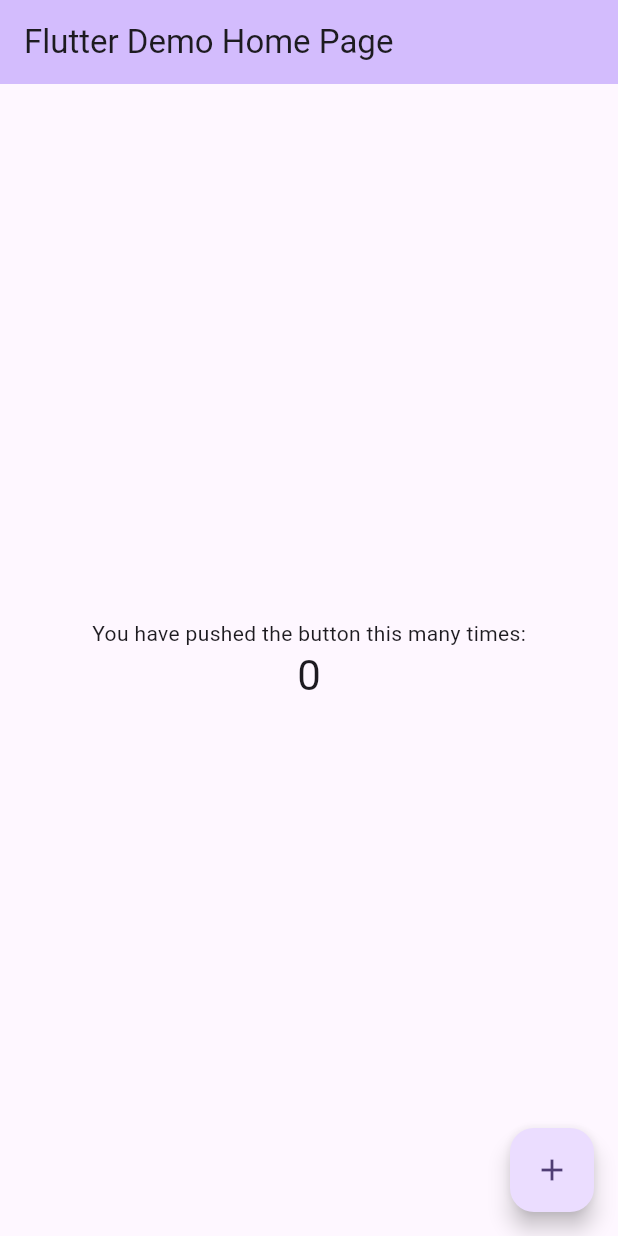
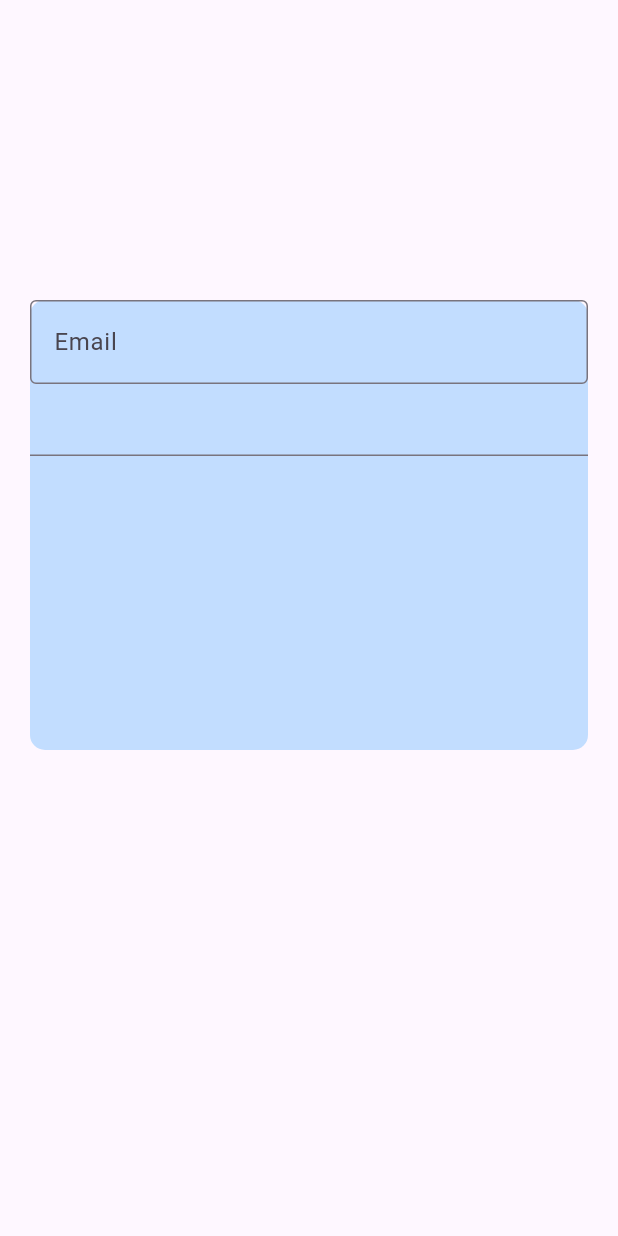
Before and after one commit to DEADBODY142/Finacct, a Flutter app: the screen it shows after launch, on a phone screen of 412 x 824 dp. Run offline on Flutter 3.47's test engine with Material 3 defaults, Android fonts, the phone set to English and light mode, and no system bars.

Commit message:
login_process

```diff
--- a/lib/main.dart
+++ b/lib/main.dart
@@ -1,3 +1,4 @@
+import 'package:finacct/pages/login.dart';
 import 'package:flutter/material.dart';
 
 void main() {
@@ -10,113 +11,6 @@ class MyApp extends StatelessWidget {
   // This widget is the root of your application.
   @override
   Widget build(BuildContext context) {
-    return MaterialApp(
-      title: 'Flutter Demo',
-      theme: ThemeData(
-        // This is the theme of your application.
-        //
-        // TRY THIS: Try running your application with "flutter run". You'll see
-        // the application has a purple toolbar. Then, without quitting the app,
-        // try changing the seedColor in the colorScheme below to Colors.green
-        // and then invoke "hot reload" (save your changes or press the "hot
-        // reload" button in a Flutter-supported IDE, or press "r" if you used
-        // the command line to start the app).
-        //
-        // Notice that the counter didn't reset back to zero; the application
-        // state is not lost during the reload. To reset the state, use hot
-        // restart instead.
-        //
-        // This works for code too, not just values: Most code changes can be
-        // tested with just a hot reload.
-        colorScheme: ColorScheme.fromSeed(seedColor: Colors.deepPurple),
-      ),
-      home: const MyHomePage(title: 'Flutter Demo Home Page'),
-    );
+    return MaterialApp(debugShowCheckedModeBanner: false, home: LoginPage());
   }
 }
-
-class MyHomePage extends StatefulWidget {
-  const MyHomePage({super.key, required this.title});
-
-  // This widget is the home page of your application. It is stateful, meaning
-  // that it has a State object (defined below) that contains fields that affect
-  // how it looks.
-
-  // This class is the configuration for the state. It holds the values (in this
-  // case the title) provided by the parent (in this case the App widget) and
-  // used by the build method of the State. Fields in a Widget subclass are
-  // always marked "final".
-
-  final String title;
-
-  @override
-  State<MyHomePage> createState() => _MyHomePageState();
-}
-
-class _MyHomePageState extends State<MyHomePage> {
-  int _counter = 0;
-
-  void _incrementCounter() {
-    setState(() {
-      // This call to setState tells the Flutter framework that something has
-      // changed in this State, which causes it to rerun the build method below
-      // so that the display can reflect the updated values. If we changed
-      // _counter without calling setState(), then the build method would not be
-      // called again, and so nothing would appear to happen.
-      _counter++;
-    });
-  }
-
-  @override
-  Widget build(BuildContext context) {
-    // This method is rerun every time setState is called, for instance as done
-    // by the _incrementCounter method above.
-    //
-    // The Flutter framework has been optimized to make rerunning build methods
-    // fast, so that you can just rebuild anything that needs updating rather
-    // than having to individually change instances of widgets.
-    return Scaffold(
-      appBar: AppBar(
-        // TRY THIS: Try changing the color here to a specific color (to
-        // Colors.amber, perhaps?) and trigger a hot reload to see the AppBar
-        // change color while the other colors stay the same.
-        backgroundColor: Theme.of(context).colorScheme.inversePrimary,
-        // Here we take the value from the MyHomePage object that was created by
-        // the App.build method, and use it to set our appbar title.
-        title: Text(widget.title),
-      ),
-      body: Center(
-        // Center is a layout widget. It takes a single child and positions it
-        // in the middle of the parent.
-        child: Column(
-          // Column is also a layout widget. It takes a list of children and
-          // arranges them vertically. By default, it sizes itself to fit its
-          // children horizontally, and tries to be as tall as its parent.
-          //
-          // Column has various properties to control how it sizes itself and
-          // how it positions its children. Here we use mainAxisAlignment to
-          // center the children vertically; the main axis here is the vertical
-          // axis because Columns are vertical (the cross axis would be
-          // horizontal).
-          //
-          // TRY THIS: Invoke "debug painting" (choose the "Toggle Debug Paint"
-          // action in the IDE, or press "p" in the console), to see the
-          // wireframe for each widget.
-          mainAxisAlignment: MainAxisAlignment.center,
-          children: <Widget>[
-            const Text('You have pushed the button this many times:'),
-            Text(
-              '$_counter',
-              style: Theme.of(context).textTheme.headlineMedium,
-            ),
-          ],
-        ),
-      ),
-      floatingActionButton: FloatingActionButton(
-        onPressed: _incrementCounter,
-        tooltip: 'Increment',
-        child: const Icon(Icons.add),
-      ), // This trailing comma makes auto-formatting nicer for build methods.
-    );
-  }
-}
--- /dev/null
+++ b/lib/pages/login.dart
@@ -0,0 +1,44 @@
+import 'package:flutter/material.dart';
+
+class LoginPage extends StatelessWidget {
+  const LoginPage({super.key});
+
+  @override
+  Widget build(BuildContext context) {
+    TextEditingController email = TextEditingController();
+    TextEditingController password = TextEditingController();
+
+    return Scaffold(
+      body: Column(
+        children: [
+          Center(
+            child: Container(
+              decoration: BoxDecoration(
+                borderRadius: BorderRadius.circular(10),
+                color: Color(0xffC2DDFF),
+              ),
+              margin: EdgeInsets.only(top: 200, left: 20, right: 20),
+              // padding: EdgeInsets.only(top: 1000),
+              width: double.infinity,
+              height: 300,
+              child: Column(
+                children: [
+                  TextField(
+                    controller: email,
+                    decoration: InputDecoration(
+                      fillColor: Colors.white,
+                      border: OutlineInputBorder(),
+                      labelText: "Email",
+                    ),
+                  ),
+                  TextField(controller: password),
+                  // ElevatedButton(onPressed: () {}, child: Text("Login")),
+                ],
+              ),
+            ),
+          ),
+        ],
+      ),
+    );
+  }
+}
```
Also changed, not shown: pubspec.yaml (+4 -3 lines), assets/downloads.png (added), assets/logo/logo.png (added), assets/payment.png (added), assets/payment_report.png (added), assets/push.png (added), assets/receipt.png (added), assets/receipt_report.png (added).
